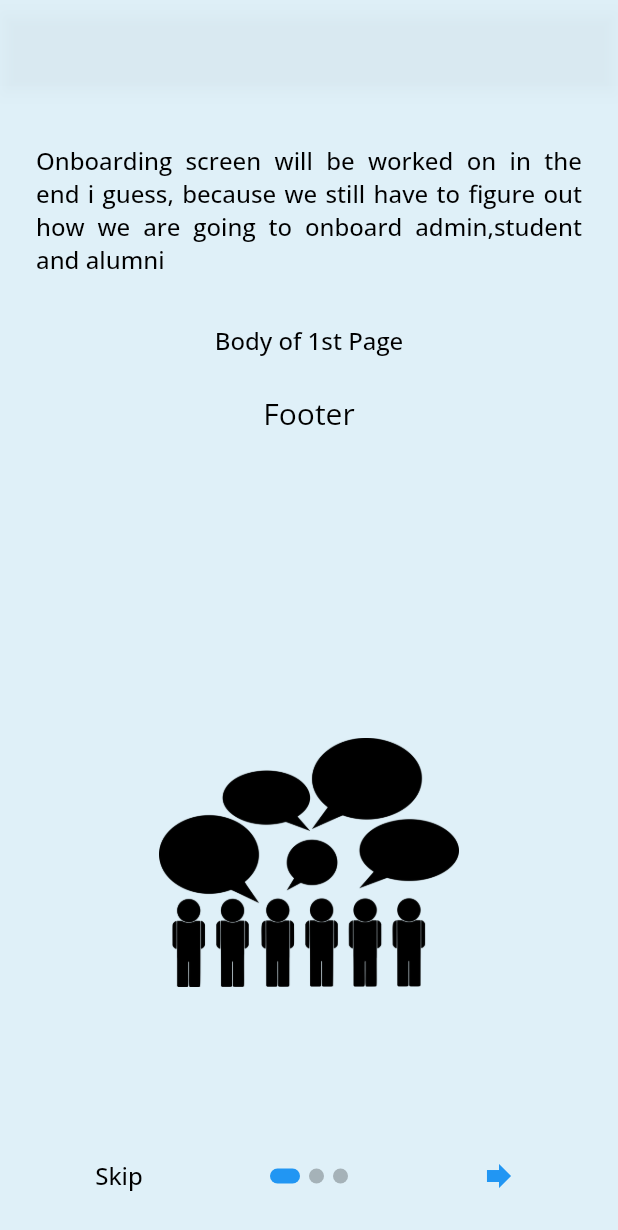
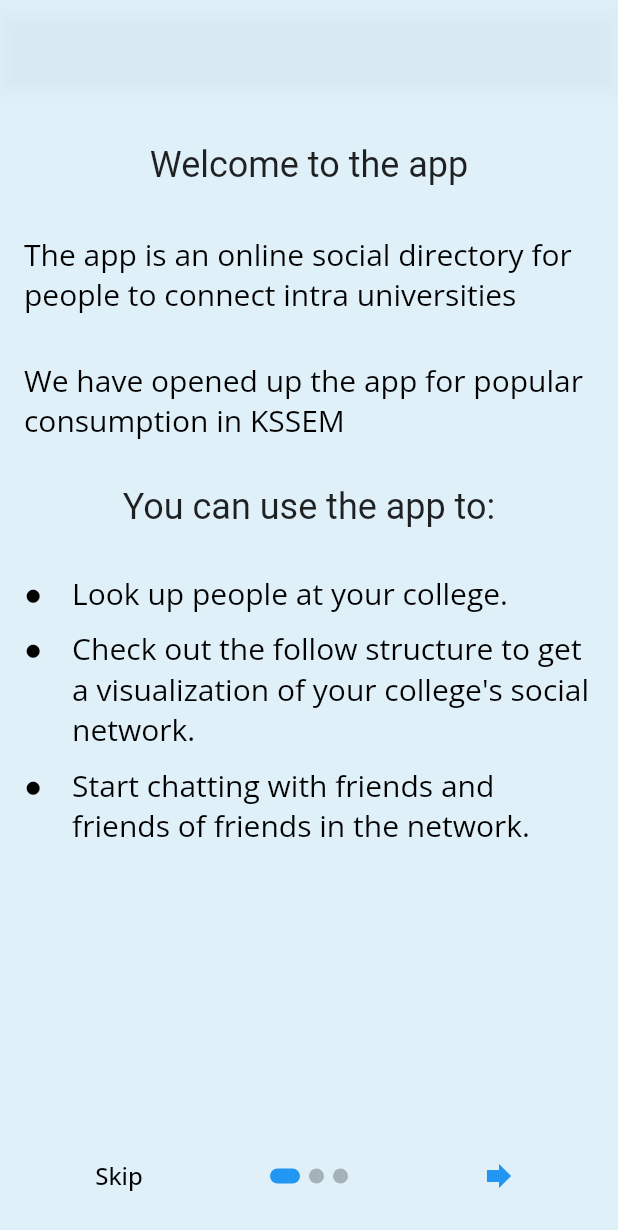
Before and after one commit to Ashishprashar/alumni_app, a Flutter app: the IntroductionPage screen opened directly, on a phone screen of 412 x 824 dp. Shown: the top 1230 px of the screen. Run offline on Flutter 3.47's test engine with Material 2 defaults, Android fonts, the phone set to English and light mode, and no system bars; drawn by our look-alikes of introduction_screen; our stand-ins replace bubble, cached_network_image, cloud_firestore, firebase_auth, firebase_core, firebase_database and 8 more; missing offline and left inert: paginate_firestore; accounts and stored records are empty.

```diff
--- a/lib/screen/chat_screen.dart
+++ b/lib/screen/chat_screen.dart
@@ -9,6 +9,7 @@ import 'package:firebase_database/firebase_database.dart';
 import 'package:flutter/material.dart';
 import 'package:intl/intl.dart';
 import 'package:provider/provider.dart';
+import 'package:alumni_app/widget/app_drawer.dart';
 
 import '../widget/done_button.dart';
 
@@ -91,6 +92,7 @@ class _ChatScreenState extends State<ChatScreen> {
                         ),
                       )
                     ])),
+
                 body:
                     Consumer<ChatProvider>(builder: (context, provider, child) {
                   return Column(children: [
--- a/lib/screen/introduction_screen.dart
+++ b/lib/screen/introduction_screen.dart
@@ -17,47 +17,113 @@ class IntroductionPage extends StatelessWidget {
             titleWidget: Padding(
               padding: const EdgeInsets.all(8.0),
               child: Text(
-                'Onboarding screen will be worked on in the  end i guess, because we still have to figure out how we are  going to onboard admin,student and alumni',
+                'Welcome to the app',
                 textAlign: TextAlign.justify,
-                style: Theme.of(context).textTheme.bodyText1,
+                style: Theme.of(context).textTheme.headline5,
               ),
             ),
-            bodyWidget: Text(
-              'Body of 1st Page',
-              style: Theme.of(context).textTheme.bodyText1,
+            bodyWidget: Column(
+              crossAxisAlignment: CrossAxisAlignment.center,
+              children: [
+                Text(
+                  'The app is an online social directory for people to connect intra universities',
+                  style: Theme.of(context).textTheme.bodyText2,
+                ),
+                const SizedBox(height: 30),
+                Text(
+                  'We have opened up the app for popular consumption in KSSEM',
+                  style: Theme.of(context).textTheme.bodyText2,
+                ),
+                const SizedBox(height: 30),
+                Text(
+                  'You can use the app to:',
+                  style: Theme.of(context).textTheme.headline5,
+                ),
+                const SizedBox(height: 30),
+                Row(
+                  crossAxisAlignment: CrossAxisAlignment.start,
+                  children: const [
+                    Text('●'),
+                    SizedBox(width: 20),
+                    Flexible(child: Text('Look up people at your college.')),
+                  ],
+                ),
+                const SizedBox(height: 10),
+                Row(
+                  crossAxisAlignment: CrossAxisAlignment.start,
+                  children: [
+                    const Text('●'),
+                    const SizedBox(width: 20),
+                    Flexible(
+                      child: Text(
+                        'Check out the follow structure to get a visualization of your college\'s social network.',
+                        style: Theme.of(context).textTheme.bodyText2,
+                      ),
+                    ),
+                  ],
+                ),
+                const SizedBox(height: 10),
+                Row(
+                  crossAxisAlignment: CrossAxisAlignment.start,
+                  children: [
+                    const Text('●'),
+                    const SizedBox(width: 20),
+                    Flexible(
+                      child: Text(
+                        'Start chatting with friends and friends of friends in the network.',
+                        style: Theme.of(context).textTheme.bodyText2,
+                      ),
+                    ),
+                  ],
+                ),
+              ],
             ),
             decoration: const PageDecoration(),
-            image: Center(
-              child: Image.asset(
-                'assets/images/meet.png',
-                fit: BoxFit.contain,
-                height: 200,
-                width: 200,
-              ),
-            ),
+            // image: Center(
+            //   child: Image.asset(
+            //     'assets/images/meet.png',
+            //     fit: BoxFit.contain,
+            //     height: 200,
+            //     width: 200,
+            //   ),
+            // ),
             reverse: true, //If widget Order is reverse - body before image
-            footer: const Text('Footer'), //You can add button here for instance
+            // footer: const Text('Footer'), //You can add button here for instance
           ),
           PageViewModel(
             titleWidget: Text(
-              'Title of 1st Page',
-              style: Theme.of(context).textTheme.bodyText1,
+              'Please authenticate your identity',
+              style: Theme.of(context).textTheme.headline5,
             ),
-            bodyWidget: Text(
-              'Body of 1st Page',
-              style: Theme.of(context).textTheme.bodyText1,
+            bodyWidget: Column(
+              children: [
+                Text(
+                  'I have read and understood the terms of service and I agree to them',
+                  style: Theme.of(context).textTheme.bodyText2,
+                ),
+                const SizedBox(height: 30),
+                Text(
+                  'Note you cannot change your name once you hit submit. We do this to mitigate identity theft',
+                  style: Theme.of(context).textTheme.bodyText2,
+                ),
+                const SizedBox(height: 30),
+                Text(
+                  'Make sure the usn and name given match your id card or the invite would be rejected.',
+                  style: Theme.of(context).textTheme.bodyText2,
+                ),
+              ],
             ),
             decoration: const PageDecoration(),
-            image: Center(
-              child: Image.asset(
-                'assets/images/graduate.png',
-                fit: BoxFit.contain,
-                height: 200,
-                width: 200,
-              ),
-            ),
+            // image: Center(
+            //   child: Image.asset(
+            //     'assets/images/graduate.png',
+            //     fit: BoxFit.contain,
+            //     height: 200,
+            //     width: 200,
+            //   ),
+            // ),
             reverse: true,
-            footer: const Text('Footer'),
+            // footer: const Text('Footer'),
           ),
           PageViewModel(
             titleWidget: Text(
--- a/lib/screen/invite_screen.dart
+++ b/lib/screen/invite_screen.dart
@@ -14,7 +14,6 @@ class InviteScreen extends StatelessWidget {
         onTap: () => FocusManager.instance.primaryFocus?.unfocus(),
         child: Scaffold(
           appBar: AppBar(
-            automaticallyImplyLeading: false,
             title: Text(
               'Invite User',
               style: Theme.of(context).textTheme.headline6,
--- a/lib/screen/search_page.dart
+++ b/lib/screen/search_page.dart
@@ -25,9 +25,9 @@ class _SearchPageState extends State<SearchPage> {
 
   @override
   void dispose() {
-    Provider.of<SearchProvider>(context, listen: false)
-        .searchController
-        .dispose();
+    // Provider.of<SearchProvider>(context, listen: false)
+    //     .searchController
+    //     .dispose();
     super.dispose();
   }
 
--- a/lib/services/database_service.dart
+++ b/lib/services/database_service.dart
@@ -178,6 +178,7 @@ class DatabaseService {
     if (doc.exists) {
       UserModel _userModel =
           UserModel.fromMap(doc.data() as Map<String, dynamic>);
+      // UserModel _userModel = UserModel.fromDoc(doc);
 
       navigatorKey.currentContext
           ?.read<CurrentUserProvider>()
--- a/lib/widget/app_drawer.dart
+++ b/lib/widget/app_drawer.dart
@@ -6,6 +6,7 @@ import 'package:alumni_app/screen/privacy_screen.dart';
 import 'package:alumni_app/screen/settings_screen.dart';
 import 'package:alumni_app/widget/sign_out_button.dart';
 import 'package:flutter/material.dart';
+import 'package:alumni_app/screen/contact_us_screen.dart';
 
 class AppDrawer extends StatelessWidget {
   final UserModel currentUser;
@@ -191,7 +192,7 @@ class Privacy extends StatelessWidget {
       leading: const Icon(Icons.privacy_tip),
       minLeadingWidth: 0,
       title: Text(
-        'Privacy',
+        'Privacy & Terms',
         style: Theme.of(context).textTheme.headline3,
       ),
       onTap: () {
@@ -218,7 +219,7 @@ class ContactUs extends StatelessWidget {
       onTap: () {
         Navigator.of(context).pop();
         Navigator.push(context,
-            MaterialPageRoute(builder: (context) => const PrivacyScreen()));
+            MaterialPageRoute(builder: (context) => const ContactUsScreen()));
       },
     );
   }
```
Also changed, not shown: lib/screen/chat.dart (+7 -0 lines), lib/screen/contact_us_screen.dart (added, +48 -0 lines).
